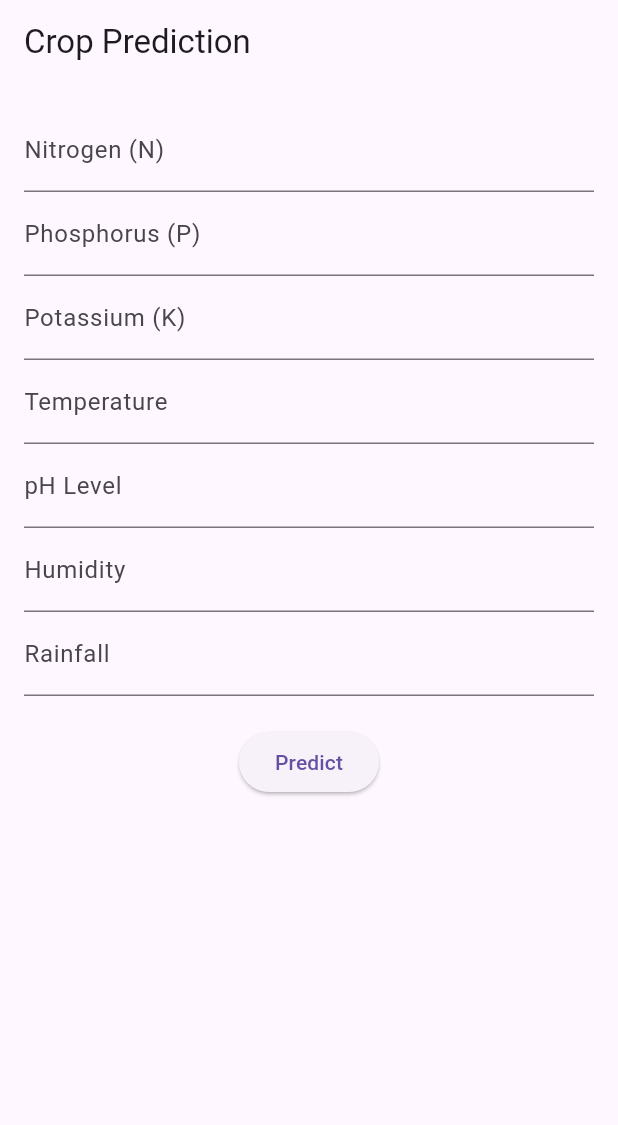
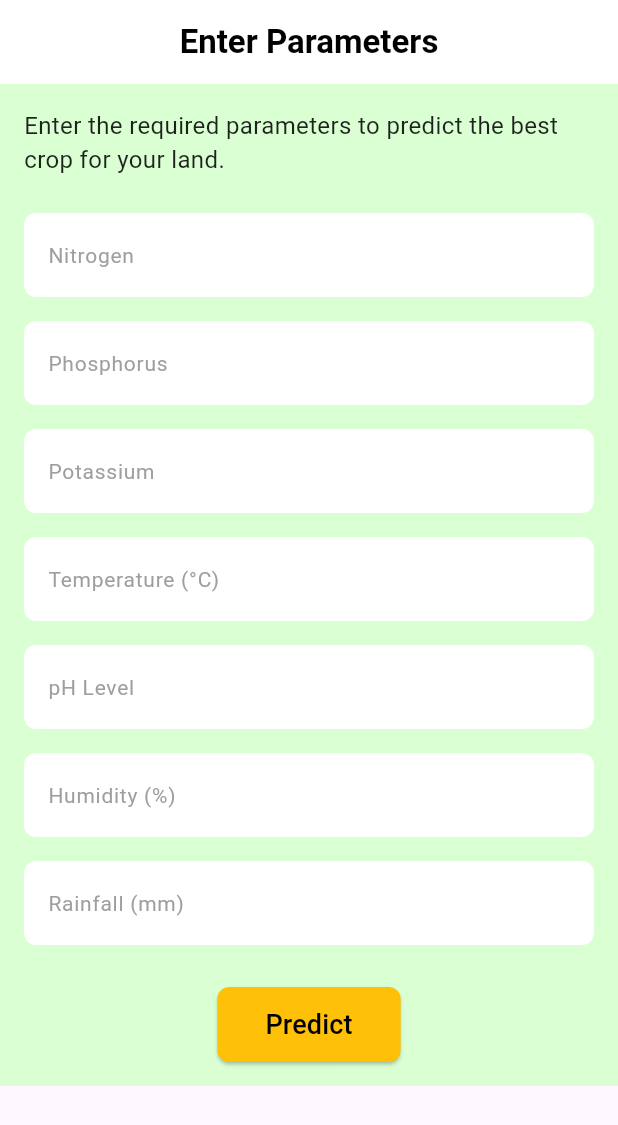
Before and after one commit to sreerajk001/tflite_seed, a Flutter app: the screen it shows after launch, on a phone screen of 412 x 824 dp. Shown: the top 1125 px of the screen. Run offline on Flutter 3.47's test engine with Material 3 defaults, Android fonts, the phone set to English and light mode, and no system bars; missing offline and left inert: tflite_flutter.

Commit message:
UI Updated

```diff
--- a/lib/input_screen.dart
+++ b/lib/input_screen.dart
@@ -1,6 +1,7 @@
 import 'package:flutter/material.dart';
 import 'package:provider/provider.dart';
 import 'tflite_model.dart';
+import 'result.dart';  // Import ResultScreen
 
 class InputScreen extends StatefulWidget {
   @override
@@ -17,12 +18,9 @@ class _InputScreenState extends State<InputScreen> {
   final TextEditingController humidityController = TextEditingController();
   final TextEditingController rainfallController = TextEditingController();
 
-  String _predictionResult = "";
-
   @override
   void initState() {
     super.initState();
-    // Load the model when the screen is initialized
     final model = Provider.of<TFLiteModel>(context, listen: false);
     model.loadModel();
   }
@@ -30,11 +28,7 @@ class _InputScreenState extends State<InputScreen> {
   void _predictCrop() async {
     final model = Provider.of<TFLiteModel>(context, listen: false);
 
-    // Check if the model is loaded
     if (!model.isModelLoaded) {
-      setState(() {
-        _predictionResult = "Model is loading. Please wait...";
-      });
       return;
     }
 
@@ -52,47 +46,73 @@ class _InputScreenState extends State<InputScreen> {
       try {
         List<Map<String, dynamic>> predictions = await model.predict(inputValues);
 
-        setState(() {
-          _predictionResult = "Top 3 Crops:\n";
+        String predictionResult = "Top 3 Crops:\n";
         predictions.asMap().forEach((index, prediction) {
-            double confidence = double.tryParse(prediction['confidence'].toString()) ?? 0.0; // ✅ Convert to double safely
-            int confidencePercentage = (confidence * 100).toInt(); // ✅ Convert to whole number percentage
-            _predictionResult += "${index + 1}. ${prediction['crop']}: $confidencePercentage%\n";
+          double confidence = double.tryParse(prediction['confidence'].toString()) ?? 0.0;
+          int confidencePercentage = (confidence * 100).toInt();
+          predictionResult += "${index + 1}. ${prediction['crop']}: $confidencePercentage%\n";
         });
-        });
+
+        // Navigate to ResultScreen and pass the prediction result
+        Navigator.push(
+          context,
+          MaterialPageRoute(
+            builder: (context) => ResultScreen(predictionResult: predictionResult),
+          ),
+        );
       } catch (e) {
         print("Error during prediction: $e");
       }
-
-
     }
   }
 
   @override
   Widget build(BuildContext context) {
     return Scaffold(
-      appBar: AppBar(title: Text('Crop Prediction')),
-      body: Padding(
-        padding: const EdgeInsets.all(16.0),
+      appBar: AppBar(
+        backgroundColor: Colors.white,
+        elevation: 0,
+        title: Text(
+          'Enter Parameters',
+          style: TextStyle(color: Colors.black, fontSize: 22, fontWeight: FontWeight.bold),
+        ),
+        centerTitle: true,
+      ),
+      body: SingleChildScrollView(  // Wrap the body in SingleChildScrollView
+        child: Container(
+          color: Color(0xFFD9FFD2), // Light pink background
+          padding: EdgeInsets.all(16.0),
           child: Form(
             key: _formKey,
             child: Column(
+              crossAxisAlignment: CrossAxisAlignment.start,
               children: [
-              _buildTextField(nController, 'Nitrogen (N)'),
-              _buildTextField(pController, 'Phosphorus (P)'),
-              _buildTextField(kController, 'Potassium (K)'),
-              _buildTextField(tempController, 'Temperature'),
+                Text(
+                  'Enter the required parameters to predict the best crop for your land.',
+                  style: TextStyle(fontSize: 16, color: Colors.black87),
+                ),
+                SizedBox(height: 16),
+                _buildTextField(nController, 'Nitrogen'),
+                _buildTextField(pController, 'Phosphorus'),
+                _buildTextField(kController, 'Potassium'),
+                _buildTextField(tempController, 'Temperature (°C)'),
                 _buildTextField(phController, 'pH Level'),
-              _buildTextField(humidityController, 'Humidity'),
-              _buildTextField(rainfallController, 'Rainfall'),
+                _buildTextField(humidityController, 'Humidity (%)'),
+                _buildTextField(rainfallController, 'Rainfall (mm)'),
                 SizedBox(height: 20),
-              ElevatedButton(
+                Center(
+                  child: ElevatedButton(
                     onPressed: _predictCrop,
-                child: Text('Predict'),
+                    style: ElevatedButton.styleFrom(
+                      backgroundColor: Colors.amber,
+                      shape: RoundedRectangleBorder(borderRadius: BorderRadius.circular(8)),
+                      padding: EdgeInsets.symmetric(vertical: 12, horizontal: 32),
                     ),
-              SizedBox(height: 20),
-              Text(_predictionResult, style: TextStyle(fontSize: 18)),
+                    child: Text('Predict', style: TextStyle(color: Colors.black, fontSize: 18)),
+                  ),
+                ),
               ],
+            ),
           ),
         ),
       ),
@@ -100,16 +120,28 @@ class _InputScreenState extends State<InputScreen> {
   }
 
   Widget _buildTextField(TextEditingController controller, String label) {
-    return TextFormField(
+    return Padding(
+      padding: const EdgeInsets.symmetric(vertical: 8.0),
+      child: TextFormField(
         controller: controller,
         keyboardType: TextInputType.number,
-      decoration: InputDecoration(labelText: label),
+        decoration: InputDecoration(
+          labelText: label,
+          labelStyle: TextStyle(fontSize: 14, color: Colors.grey),
+          filled: true,
+          fillColor: Colors.white,
+          border: OutlineInputBorder(
+            borderRadius: BorderRadius.circular(8),
+            borderSide: BorderSide.none,
+          ),
+        ),
         validator: (value) {
           if (value == null || value.isEmpty) {
             return 'Please enter a value';
           }
           return null;
         },
+      ),
     );
   }
 }
```
Also changed, not shown: lib/result.dart (added, +95 -0 lines). Lines whose indentation alone changed are shown as unchanged.
